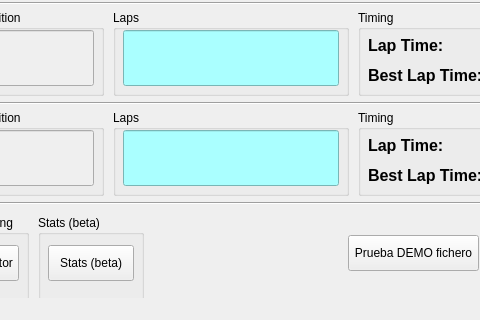
Old version of the form src/mainwindow.ui in the repository frechilla/qslotracing; both pictures show x 447 to 927 and y 400 to 720 of the 1200 by 720 pixel window.
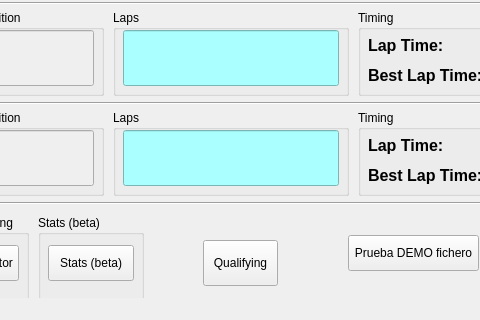
New version of the form. Icons and pictures are not drawn.

```diff
--- a/src/mainwindow.ui
+++ b/src/mainwindow.ui
@@ -2784,6 +2784,19 @@
      </property>
     </widget>
    </widget>
+   <widget class="QPushButton" name="btnQualy">
+    <property name="geometry">
+     <rect>
+      <x>650</x>
+      <y>640</y>
+      <width>75</width>
+      <height>46</height>
+     </rect>
+    </property>
+    <property name="text">
+     <string>Qualifying</string>
+    </property>
+   </widget>
   </widget>
   <widget class="QStatusBar" name="statusBar"/>
  </widget>
```
